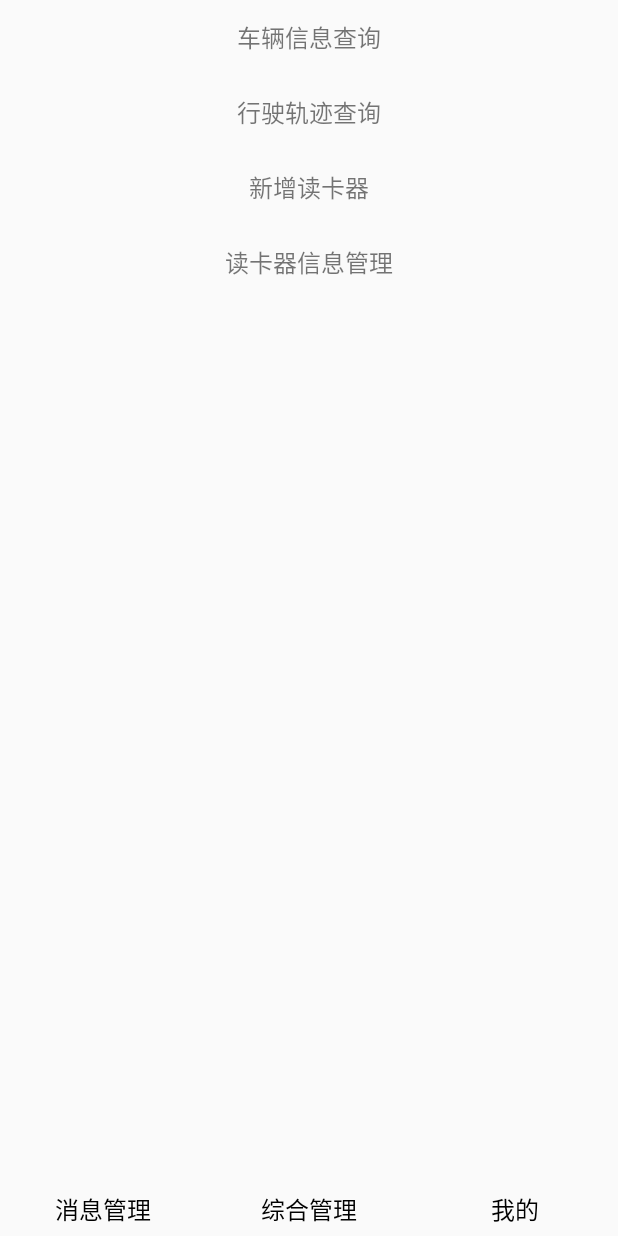
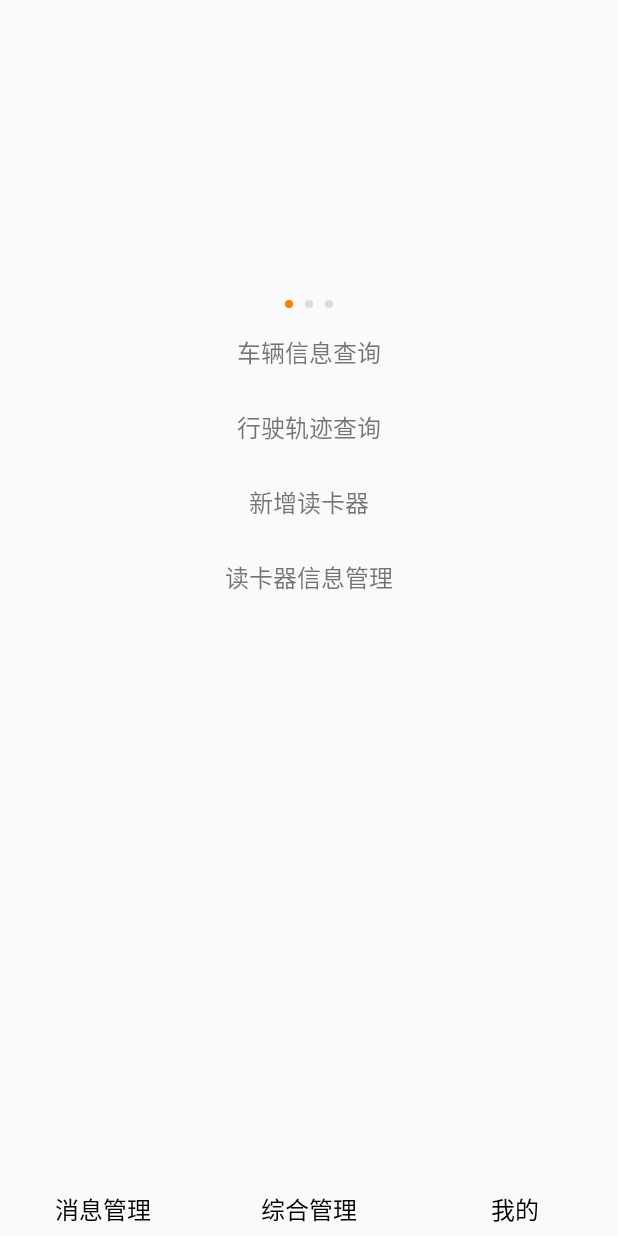
Before and after one commit to zhaozhentao/alert, an Android app: the fragment ManagerFragment placed in its activity, on a phone screen of 412 x 824 dp. Run offline under Robolectric (Android 15) with nearby library versions, the phone set to English and light mode, and no system bars; 2 statements that could not run were skipped.

Commit message:
广告viewpager

```diff
--- a/app/src/main/java/com/alert/ui/fragment/ManagerFragment.java
+++ b/app/src/main/java/com/alert/ui/fragment/ManagerFragment.java
@@ -1,10 +1,16 @@
 package com.alert.ui.fragment;
 
 import android.content.Intent;
+import android.support.v4.view.PagerAdapter;
+import android.support.v4.view.ViewPager;
 import android.view.LayoutInflater;
 import android.view.View;
+import android.view.ViewGroup;
+import android.widget.LinearLayout;
 
 import com.rctd.platfrom.rcpingan.R;
+
+import java.util.ArrayList;
 
 /**
  * Created by zhaotao on 2017/12/27.
@@ -20,6 +26,37 @@ public class ManagerFragment extends BaseFragment implements View.OnClickListene
     @Override
     protected void onCreateView(LayoutInflater inflater) {
         setOnClickListeners(new int[]{R.id.car_query, R.id.driver_query, R.id.add_duka, R.id.duka_manager}, this);
+
+        显示广告内容();
+    }
+
+    private void 显示广告内容() {
+        ArrayList<String> sd = new ArrayList<>();
+        sd.add("");
+        sd.add("");
+        sd.add("");
+
+        ViewPager pager = findViewById(R.id.pager);
+        Adapter adapter = new Adapter(sd);
+        pager.setAdapter(adapter);
+
+        LinearLayout dotsContainer = findViewById(R.id.dots);
+        dotsContainer.removeAllViews();
+        View[] dots = new View[adapter.getCount()];
+        for (int i = 0; i < adapter.getCount(); i++) {
+            dots[i] = getLayoutInflater().inflate(R.layout.dot, dotsContainer, true);
+            dots[i] = ((LinearLayout) dots[i]).getChildAt(i);
+            dots[i].setEnabled(i == 0);
+        }
+
+        pager.addOnPageChangeListener(new ViewPager.SimpleOnPageChangeListener() {
+            @Override
+            public void onPageSelected(int position) {
+                for (int i = 0; i < dots.length; i++) {
+                    dots[i].setEnabled(i == position);
+                }
+            }
+        });
     }
 
     @Override
@@ -43,4 +80,40 @@ public class ManagerFragment extends BaseFragment implements View.OnClickListene
             }
         }
     }
+
+    private class Adapter extends PagerAdapter {
+
+        private View[] views;
+
+        private Adapter(ArrayList<String> ads) {
+            views = new View[ads.size()];
+
+            for (int i = 0; i < views.length; i++) {
+                views[i] = getLayoutInflater().inflate(R.layout.pager_ad, null, false);
+
+                View root = views[i];
+            }
+        }
+
+        @Override
+        public int getCount() {
+            return views.length;
+        }
+
+        @Override
+        public boolean isViewFromObject(View view, Object object) {
+            return view == object;
+        }
+
+        @Override
+        public Object instantiateItem(ViewGroup container, int position) {
+            container.addView(views[position]);
+            return views[position];
+        }
+
+        @Override
+        public void destroyItem(ViewGroup container, int position, Object object) {
+            container.removeView((View) object);
+        }
+    }
 }
--- /dev/null
+++ b/app/src/main/res/drawable/dot.xml
@@ -0,0 +1,16 @@
+<?xml version="1.0" encoding="utf-8"?>
+<selector xmlns:android="http://schemas.android.com/apk/res/android">
+    <item android:state_enabled="true">
+        <shape>
+            <corners android:radius="3dp"/>
+            <solid android:color="#FF7A00"/>
+        </shape>
+    </item>
+
+    <item android:state_enabled="false">
+        <shape>
+            <corners android:radius="3dp"/>
+            <solid android:color="#DADADA"/>
+        </shape>
+    </item>
+</selector>
--- /dev/null
+++ b/app/src/main/res/layout/dot.xml
@@ -0,0 +1,8 @@
+<?xml version="1.0" encoding="utf-8"?>
+<View
+    xmlns:android="http://schemas.android.com/apk/res/android"
+    android:layout_width="5.5dp"
+    android:layout_height="5.5dp"
+    android:layout_marginLeft="4dp"
+    android:layout_marginRight="4dp"
+    android:background="@drawable/dot"/>
--- a/app/src/main/res/layout/fragment_manager.xml
+++ b/app/src/main/res/layout/fragment_manager.xml
@@ -4,6 +4,21 @@
     android:layout_width="match_parent"
     android:layout_height="match_parent"
     android:orientation="vertical">
+    <LinearLayout
+        style="@style/match_width_wrap_height"
+        android:orientation="vertical">
+        <android.support.v4.view.ViewPager
+            android:id="@+id/pager"
+            android:layout_width="match_parent"
+            android:layout_height="200dp"/>
+
+        <LinearLayout
+            android:id="@+id/dots"
+            android:layout_width="match_parent"
+            android:layout_height="10dp"
+            android:gravity="center_horizontal"
+            android:orientation="horizontal"/>
+    </LinearLayout>
     <TextView
         android:id="@+id/car_query"
         style="@style/manager_item"
--- /dev/null
+++ b/app/src/main/res/layout/pager_ad.xml
@@ -0,0 +1,8 @@
+<?xml version="1.0" encoding="utf-8"?>
+<LinearLayout
+    xmlns:android="http://schemas.android.com/apk/res/android"
+    android:layout_width="match_parent"
+    android:layout_height="match_parent"
+    android:orientation="vertical">
+
+</LinearLayout>
```
